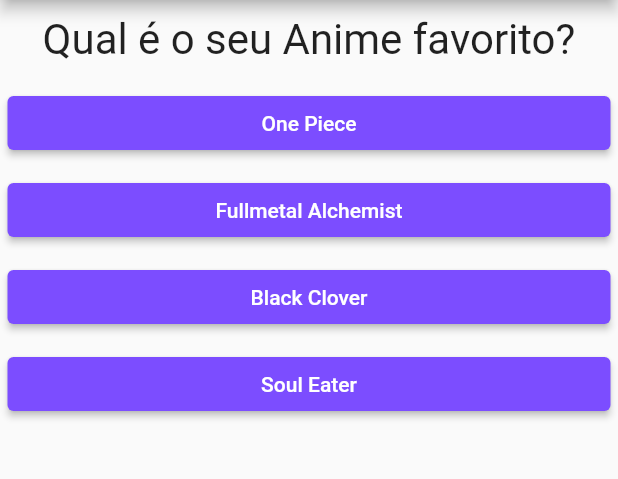
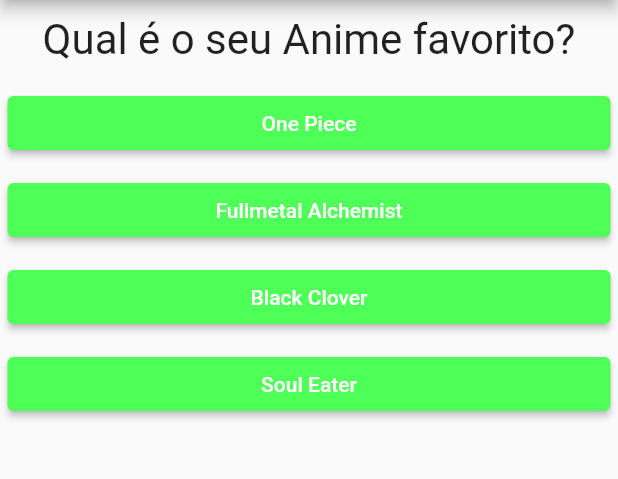
Before and after one commit to kaduediting/ProjetoQuizz, a Flutter app: the screen it shows after launch, on a phone screen of 412 x 824 dp, the part 84-563 px from its top. Run offline on Flutter 3.47's test engine with Material 2 defaults, Android fonts, the phone set to English and light mode, and no system bars.

Commit message:
nova-cor

```diff
--- a/lib/resposta.dart
+++ b/lib/resposta.dart
@@ -15,7 +15,7 @@ class Resposta extends StatelessWidget {
         width: double.infinity,
         child: ElevatedButton(
           style: ElevatedButton.styleFrom(
-            primary: Colors.deepPurpleAccent,
+            primary: Color.fromARGB(255, 77, 255, 86),
           ),
           onPressed: quandoSelecionado,
           child: Text(
```
